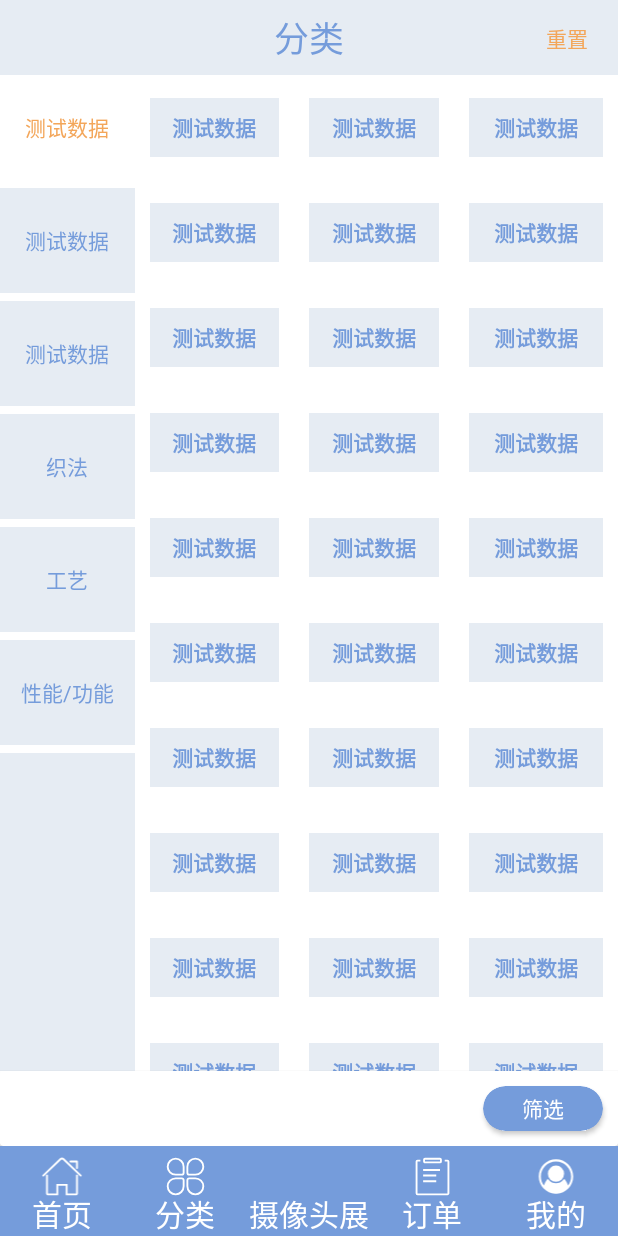
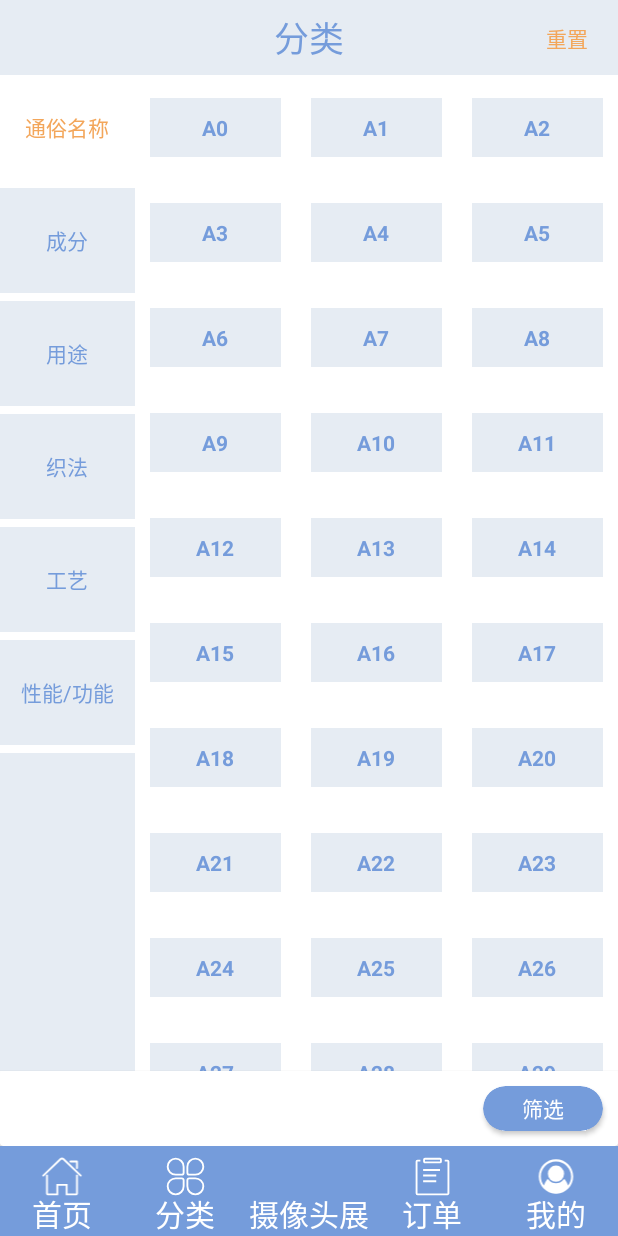
Before and after one commit to liangzilixueha/BuliaoApp, an Android app: the screen it shows after launch (Home), after a tap on "分类", on a phone screen of 412 x 824 dp. Run offline under Robolectric (Android 15) with nearby library versions, the light colour scheme and no system bars.

Commit message:
修改：将分类界面的listview改为gridview
使得有更好的拓展性和代码易读性

```diff
--- a/app/src/main/java/com/wifi_camera/mylibrary/foot_banner/ClassifyFragment.java
+++ b/app/src/main/java/com/wifi_camera/mylibrary/foot_banner/ClassifyFragment.java
@@ -23,6 +23,7 @@
     private List<TextView> tvlist = new ArrayList<>();
     private List<ConstraintLayout> layoutlist = new ArrayList<>();
     private List<String> strlist = new ArrayList<>();
+    private List<List<String>> 全文本list = new ArrayList<>();
 
     public ClassifyFragment() {
     }
@@ -85,19 +86,17 @@
             }
         }
         List<String> list = new ArrayList<>();
-        for (int i = 0; i < 20; i++) {
-            list.add("测试数据");
+        for (int i = 0; i < 50; i++) {
+            list.add("A" + i);
         }
-        binding.list.setAdapter(new ListAdapter<String>(list, R.layout.list_classify) {
+        binding.grid.setAdapter(new ListAdapter<String>(list, R.layout.list_classify) {
             @Override
             public void bindView(ViewHolder holder, String obj) {
-                binding.tv1.setText("测试数据");
-                binding.tv2.setText("测试数据");
-                binding.tv3.setText("测试数据");
+                holder.setText(R.id.text, obj);
             }
         });
-        //list去除点击水波纹
-        binding.list.setSelector(R.color.white);
+        //grid去除点击水波纹
+        binding.grid.setSelector(R.color.white);
         return binding.getRoot();
     }
 }
--- a/app/src/main/res/layout/fragment_classify.xml
+++ b/app/src/main/res/layout/fragment_classify.xml
@@ -185,11 +185,12 @@
         </androidx.constraintlayout.widget.ConstraintLayout>
     </androidx.cardview.widget.CardView>
 
-    <ListView
-        android:id="@+id/list"
+    <GridView
+        android:id="@+id/grid"
         android:layout_width="0dp"
         android:layout_height="0dp"
         android:divider="@null"
+        android:numColumns="3"
         android:scrollbars="none"
         app:layout_constraintBottom_toTopOf="@+id/cardView2"
         app:layout_constraintEnd_toEndOf="parent"
--- a/app/src/main/res/layout/list_classify.xml
+++ b/app/src/main/res/layout/list_classify.xml
@@ -2,62 +2,19 @@
 <androidx.constraintlayout.widget.ConstraintLayout xmlns:android="http://schemas.android.com/apk/res/android"
     xmlns:app="http://schemas.android.com/apk/res-auto"
     android:id="@+id/cl1"
-    android:clickable="false"
     android:layout_width="match_parent"
-    android:layout_height="70dp">
+    android:layout_height="70dp"
+    android:clickable="false">
 
     <androidx.constraintlayout.widget.ConstraintLayout
         android:id="@+id/constraintLayout"
         android:layout_width="0dp"
         android:layout_height="match_parent"
         app:layout_constraintStart_toStartOf="parent"
-        app:layout_constraintWidth_percent="0.33">
+        app:layout_constraintWidth_percent="1">
 
         <TextView
-            android:id="@+id/tv1"
-            android:layout_width="match_parent"
-            android:layout_height="match_parent"
-            android:layout_marginStart="10dp"
-            android:layout_marginTop="15dp"
-            android:layout_marginEnd="10dp"
-            android:layout_marginBottom="15dp"
-            android:background="@color/background_blue"
-            android:gravity="center"
-            android:text="测试数据"
-            android:textColor="@color/dark_blue"
-            android:textStyle="bold" />
-    </androidx.constraintlayout.widget.ConstraintLayout>
-
-    <androidx.constraintlayout.widget.ConstraintLayout
-        android:id="@+id/constraintLayout2"
-        android:layout_width="0dp"
-        android:layout_height="match_parent"
-        app:layout_constraintStart_toEndOf="@+id/constraintLayout"
-        app:layout_constraintWidth_percent="0.33">
-
-        <TextView
-            android:id="@+id/tv2"
-            android:layout_width="match_parent"
-            android:layout_height="match_parent"
-            android:layout_marginStart="10dp"
-            android:layout_marginTop="15dp"
-            android:layout_marginEnd="10dp"
-            android:layout_marginBottom="15dp"
-            android:background="@color/background_blue"
-            android:gravity="center"
-            android:text="测试数据"
-            android:textColor="@color/dark_blue"
-            android:textStyle="bold" />
-    </androidx.constraintlayout.widget.ConstraintLayout>
-
-    <androidx.constraintlayout.widget.ConstraintLayout
-        android:layout_width="0dp"
-        android:layout_height="match_parent"
-        app:layout_constraintStart_toEndOf="@+id/constraintLayout2"
-        app:layout_constraintWidth_percent="0.34">
-
-        <TextView
-            android:id="@+id/tv3"
+            android:id="@+id/text"
             android:layout_width="match_parent"
             android:layout_height="match_parent"
             android:layout_marginStart="10dp"
```
